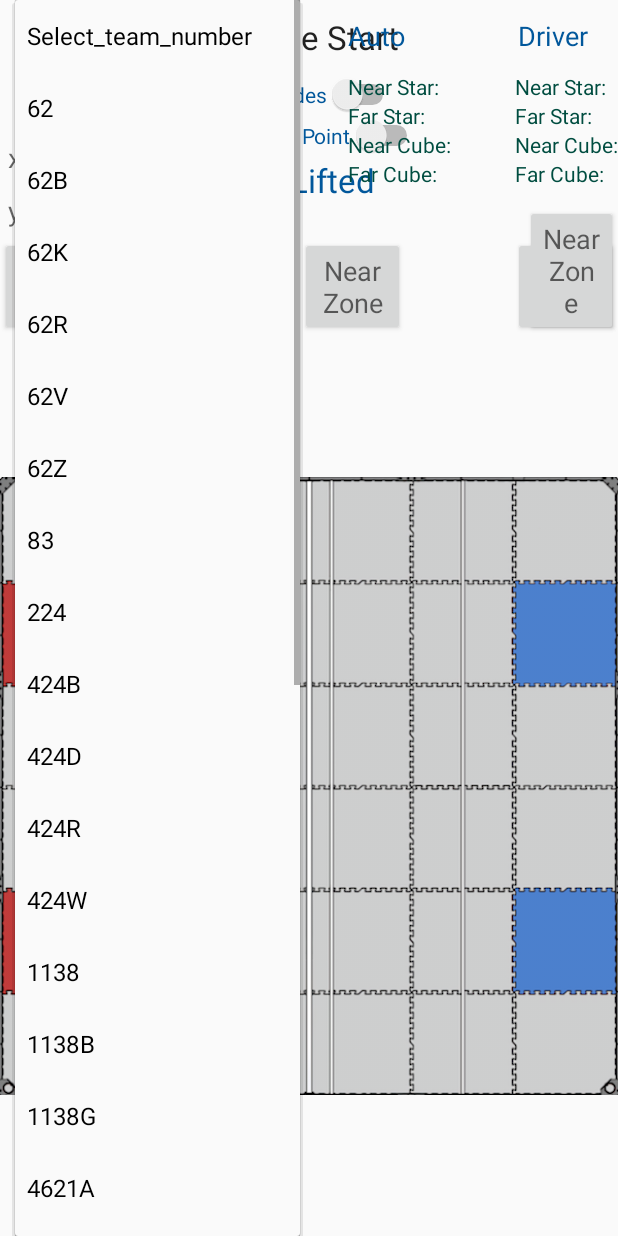
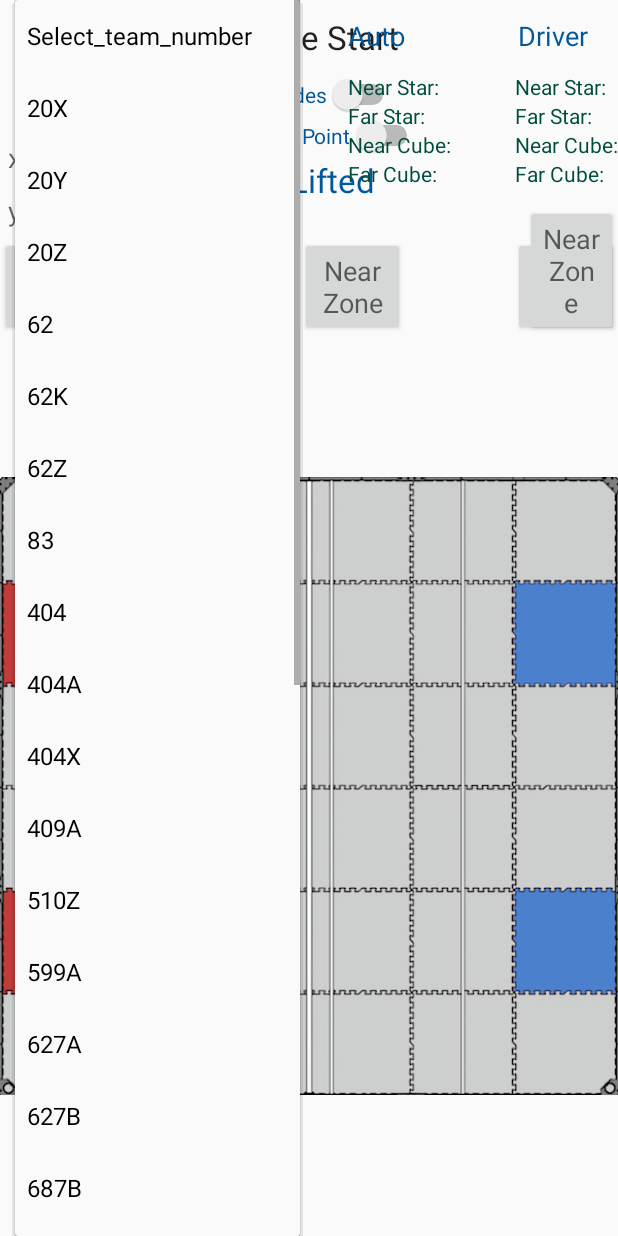
Before and after one commit to Chaminade-Application-Development-Club/Scout, an Android app: the MainActivity screen opened directly, with no data from a screen before it, after a tap on "Select_team_number", on a phone screen of 412 x 824 dp. Run offline under Robolectric (Android 15) with nearby library versions, the phone set to English and light mode, and no system bars; libraries missing offline, so code that uses them is left out: tyrantgit.explosionfield.

Commit message:
Error version

```diff
--- a/app/src/main/java/com/example/huzheyuan/scout/MainActivity.java
+++ b/app/src/main/java/com/example/huzheyuan/scout/MainActivity.java
@@ -22,6 +22,8 @@ import android.os.CountDownTimer;
 import android.widget.Toast;
 import tyrantgit.explosionfield.ExplosionField;
 import java.io.File;
+import android.app.AlertDialog;
+import android.content.DialogInterface;
 
 public class MainActivity extends Activity {
     RelativeLayout frame;
@@ -37,7 +39,7 @@ public class MainActivity extends Activity {
     long time;
     String[] teamNumberArray;
     int cubeAutoNear = 0,cubeAutoFar = 0,starAutoNear = 0,starAutoFar = 0;
-    int cubeDriverNear = 0,cubeDriverFar = 0,starDriverNear = 0,starDriverFar = 0;
+    int cubeDriverNear = 0,cubeDriverFar = 0,starDriverNear = 0,starDriverFar = 0,arrayPosition = 0;
     boolean leftSide = true,up = true,liftedGirl = false,autoMode = false;
     boolean visibilityStar = false,visibilityCube = false,chooseTeam = false;//Set all the variables
     CountDownTimer cuteDriver = null,cuteAuto = null;
@@ -46,21 +48,24 @@ public class MainActivity extends Activity {
     DataBaseHelper dataBaseHelper;
     SQLiteDatabase dataBase;
     Vibrator girlFriend;
-
+    AlertDialog alert = null;
+    AlertDialog.Builder builder = null;
 
     @Override
     protected void onCreate(Bundle savedInstanceState) {
         super.onCreate(savedInstanceState);
         setContentView(R.layout.activity_main);
-        // finalize the girl GirlView, which you will understand soon... Try to delete this code!!
-        final GirlView girl = new GirlView(MainActivity.this);
-        // the explode boom is an experiment animation
-        boom = ExplosionField.attach2Window(this);
         startDataBase();
         findViews();
+    }
+    @Override
+    protected void onStart(){
+        super.onStart();
         clear();
         lift();
         selectTeam();
+        // finalize the girl GirlView, which you will understand soon... Try to delete this code!!
+        final GirlView girl = new GirlView(MainActivity.this);
         /**
          * Don't even try to make these switchers into method! And don't ask me why, think, plus
          * I've done the experiment already!
@@ -83,15 +88,10 @@ public class MainActivity extends Activity {
                 resetGirl(girl);
             }
         });
-        if(!chooseTeam){
-            bAuto.setEnabled(false);
-            bDriver.setEnabled(false);
-            Toast.makeText(MainActivity.this, "Select Team Number!", Toast.LENGTH_SHORT).show();
-        }
-        else{
         bAuto.setOnClickListener(new View.OnClickListener() { //Auto start button
             @Override
             public void onClick(View v) {
+                preventRetard();
                 autoMode = true;
                 mode = "auto";
                 Toast.makeText(MainActivity.this, "Auto Mode Starts", Toast.LENGTH_SHORT).show();
@@ -111,8 +111,8 @@ public class MainActivity extends Activity {
                                 //设置妹子显示的位置, set the girl's position
                                 girl.bitmapX = event.getX() - 36;
                                 girl.bitmapY = event.getY() - 44;
-                                    // the only reason why I minus number from the position is you can
-                                    // try to remove it and you will know why!!!
+                                // the only reason why I minus number from the position is you
+                                // can try to remove it and you will know why!!!
                                 drawGirl(girl);
                                 return true;
                             }
@@ -129,6 +129,7 @@ public class MainActivity extends Activity {
         bDriver.setOnClickListener(new View.OnClickListener() {
             @Override
             public void onClick(View v) {
+                preventRetard();
                 autoMode = false;
                 mode = "driver";
                 Toast.makeText(MainActivity.this, "Driver Mode Starts", Toast.LENGTH_SHORT).show();
@@ -157,9 +158,9 @@ public class MainActivity extends Activity {
                 }.start();
             }
         });
-        }
     frame.addView(girl); // add a little cute girl on the screen, important!!!
     }
+
 ////////////////////////////////////////////////////////////////////////////////////////////////////
     // Here is all the methods I am using!!!
     // Try to make it explicit ...
@@ -248,14 +249,28 @@ public class MainActivity extends Activity {
             public void onItemSelected(AdapterView<?> parent, View view, int position, long id) {
                 teamNumberArray = getResources().getStringArray(R.array.data);
                 teamNumber = teamNumberArray[position];
-                if(position == 0) chooseTeam = false;
-                else chooseTeam = true;
+                arrayPosition = position;
                 Toast.makeText(MainActivity.this, "Team: "+teamNumberArray[position], Toast.LENGTH_SHORT).show();
             }
             @Override
             public void onNothingSelected(AdapterView<?> parent) {
             }
         });
+    }
+    public void preventRetard(){
+        if(arrayPosition == 0){
+            alert = null;
+            builder = new AlertDialog.Builder(MainActivity.this);
+            alert = builder.setTitle("Alarm：")
+                    .setMessage("Please choose team number!")
+                    .setPositiveButton("Sorry, Please forgive me", new DialogInterface.OnClickListener() {
+                        @Override
+                        public void onClick(DialogInterface dialog, int which) {
+                            Toast.makeText(MainActivity.this, "You are forgiven!", Toast.LENGTH_SHORT).show();
+                        }
+                    }).create();             //创建AlertDialog对象
+            alert.show();                    //显示对话框
+        }
     }
     public void drawGirl(GirlView girl) {
         mapBoundary(girl);
--- a/app/src/main/res/values/teamNumArray.xml
+++ b/app/src/main/res/values/teamNumArray.xml
@@ -2,36 +2,36 @@
 <resources>
     <string-array name="data">
         <item>Select_team_number</item>
-        <item>62     </item>
-        <item>62B    </item>
-        <item>62K    </item>
-        <item>62R    </item>
-        <item>62V    </item>
-        <item>62Z    </item>
-        <item>83     </item>
-        <item>224    </item>
-        <item>424B   </item>
-        <item>424D   </item>
-        <item>424R   </item>
-        <item>424W   </item>
-        <item>1138   </item>
-        <item>1138B  </item>
-        <item>1138G  </item>
-        <item>4621A  </item>
-        <item>4621B  </item>
-        <item>4621C  </item>
-        <item>5026A  </item>
-        <item>5026B  </item>
-        <item>7983F  </item>
-        <item>7983S  </item>
-        <item>7983W  </item>
-        <item>7983Y  </item>
-        <item>9917S  </item>
-        <item>19651E </item>
-        <item>19651S </item>
-        <item>19651W </item>
-        <item>93063A </item>
-        <item>98994  </item>
+        <item>20X	  </item>
+        <item>20Y	  </item>
+        <item>20Z	  </item>
+        <item>62	  </item>
+        <item>62K	  </item>
+        <item>62Z	  </item>
+        <item>83	  </item>
+        <item>404	  </item>
+        <item>404A  </item>
+        <item>404X  </item>
+        <item>409A  </item>
+        <item>510Z  </item>
+        <item>599A  </item>
+        <item>627A  </item>
+        <item>627B  </item>
+        <item>687B  </item>
+        <item>687C  </item>
+        <item>1138  </item>
+        <item>1138B</item>
+        <item>1138G</item>
+        <item>1437B</item>
+        <item>1437G</item>
+        <item>1437V</item>
+        <item>1680A</item>
+        <item>1680B</item>
+        <item>1680C</item>
+        <item>3007</item>
+        <item>4179A</item>
+        <item>4800B</item>
+        <item>4800C</item>
         <!--<item> </item>-->
         <!--<item> </item>-->
         <!--<item> </item>-->
@@ -42,36 +42,4 @@
         <!--<item> </item>-->
         <!--<item> </item>-->
     </string-array>
-
-
-
-
-
-
-
-
-
-
-
-
-
-
-
-
-
-
-
-
-
-
-
-
-
-
-
-
-
-
-
-
 </resources>
```
Lines whose indentation alone changed are shown as unchanged.
